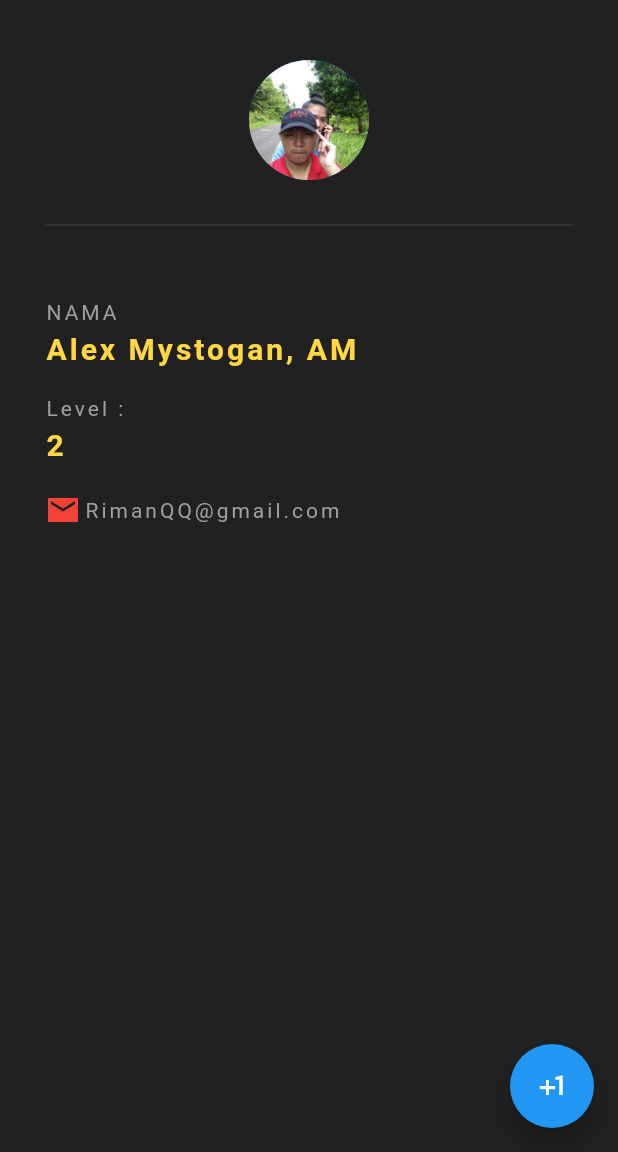
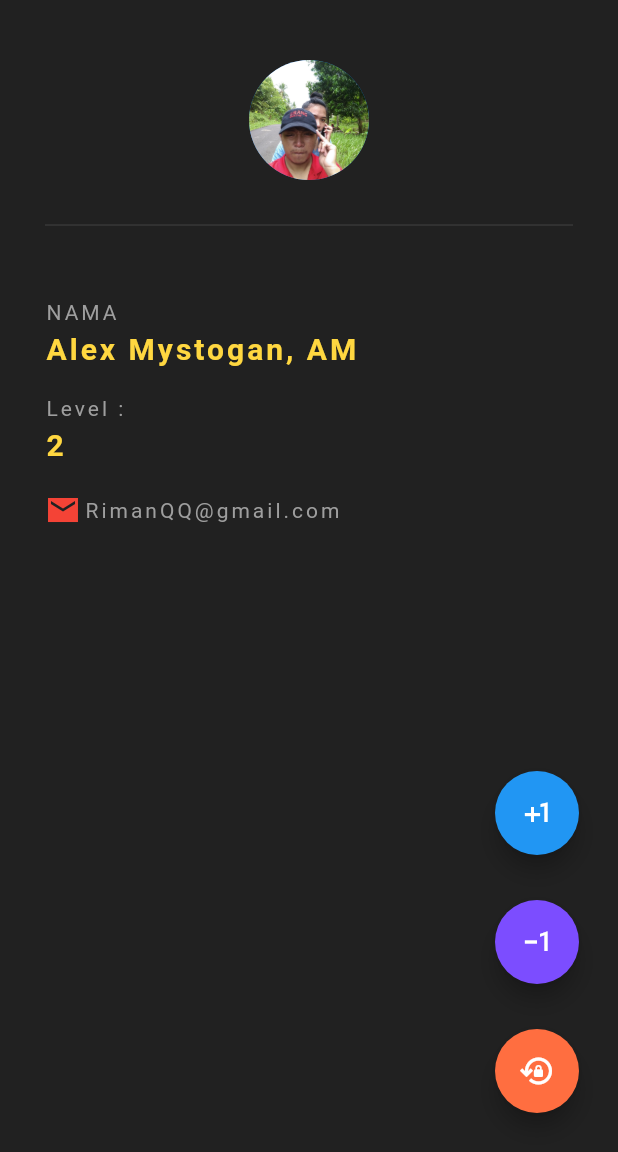
Before and after one commit to alexmystogan/ninjaflutter, a Flutter app: the screen it shows after launch, after a tap on the "plus one" icon, on a phone screen of 412 x 824 dp, the part 84-1236 px from its top. Run offline on Flutter 3.47's test engine with Material 2 defaults, Android fonts, the phone set to English and light mode, and no system bars.

Commit message:
Add Button Min Button Reset Button For Simple Application

```diff
--- a/lib/main.dart
+++ b/lib/main.dart
@@ -22,20 +22,75 @@ class _NinjaCardState extends State<NinjaCard> {
         backgroundColor: Colors.grey[850],
         elevation:0.0,
       ),
-      floatingActionButton: FloatingActionButton(
-        onPressed: (){
-          setState(() {
-            if (ninjalevel<=9){
-              ++ninjalevel;
-            }
-            else ninjalevel = 0;
+      floatingActionButton: Wrap( //will break to another line on overflow
+        direction: Axis.vertical,
+        spacing: 10,
+        alignment: WrapAlignment.spaceBetween,
+        //use vertical to show  on vertical axis
+        children: <Widget>[
+          Container(
+              margin:EdgeInsets.all(10),
+              child: FloatingActionButton(
+                onPressed: (){
+                  setState(() {
+                    if (ninjalevel<=9){
+                      ninjalevel+=1;
+                    }
+                    else {
+                      print('Do Nothing');
+                    }
+                  });
+                  //action code for button 1
+                },
+                child: Icon(Icons.plus_one_outlined),
+              )
+          ), //button first
 
-          });
+          Container(
+              margin:EdgeInsets.all(10),
+              child: FloatingActionButton(
+                onPressed: (){
+                  setState(() {
+                    if (ninjalevel>0){
+                      ninjalevel -=1;
+                    }
+                    else {
+                      print('Do Nothing');
+                    }
+                  });
+                  //action code for button 2
+                },
+                backgroundColor: Colors.deepPurpleAccent,
+                child: Icon(Icons.exposure_minus_1_outlined),
+              )
+          ), // button second
 
-        },
-        child: Icon(Icons.plus_one_outlined),
-        backgroundColor: Colors.blue,
-      ),
+          Container(
+              margin:EdgeInsets.all(10),
+              child: FloatingActionButton(
+                onPressed: (){
+                  setState(() {
+                    if (ninjalevel>0){
+                     ninjalevel = 0;
+                    }
+                    else {
+                      print('Do Nothing');
+                    }
+                  });
+                  //action code for button 3
+                },
+                backgroundColor: Colors.deepOrangeAccent,
+                child: Icon(Icons.lock_reset_outlined),
+              )
+          ), // button third
+
+          // Add more buttons here
+        ],),
+
+
+
+
+
       body: Padding(
         padding: EdgeInsets.fromLTRB(30.0, 40.0, 30.0, 0.0),
         child: Column(
```
